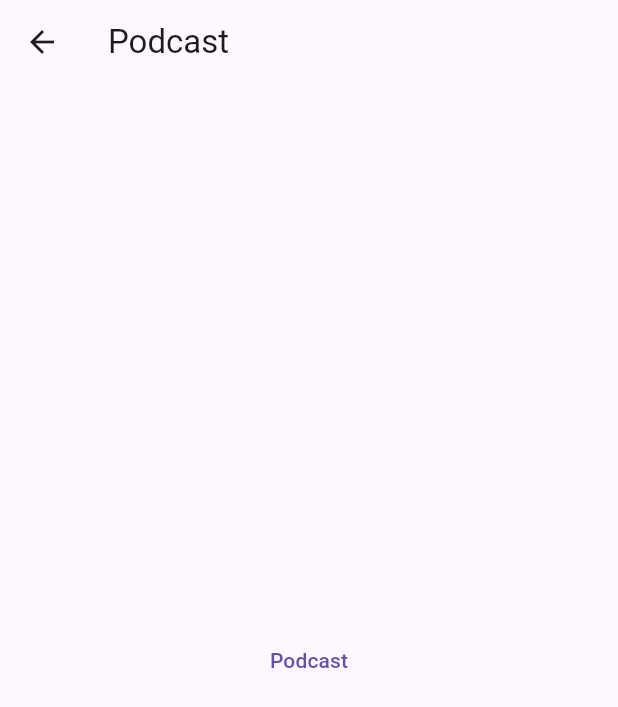
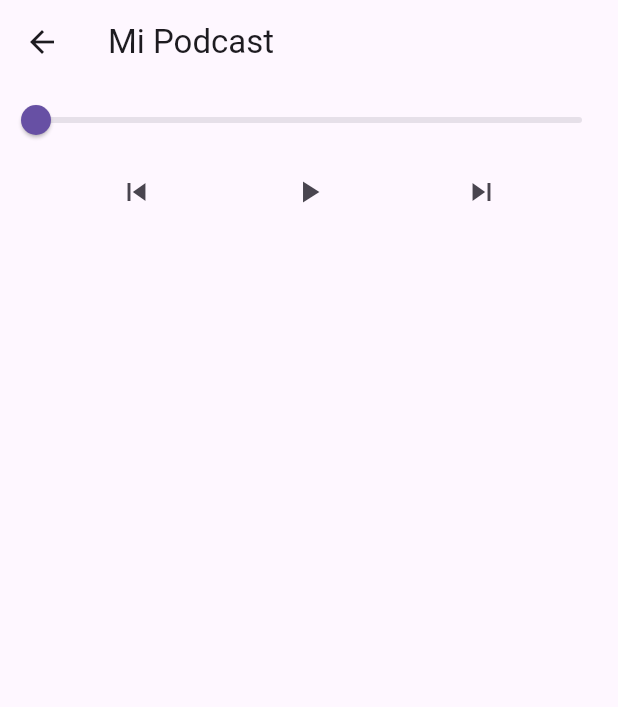
Before and after one commit to YMEZA97/examen1_ceutec, a Flutter app: the PodcastUi screen opened by its route, on a phone screen of 412 x 824 dp. Shown: the top 707 px of the screen. Run offline on Flutter 3.47's test engine with Material 3 defaults, Android fonts, the phone set to English and light mode, and no system bars; our stand-ins replace audioplayers, go_router.

Commit message:
Update Podcast

```diff
--- a/lib/pages/currency/currency_ui.dart
+++ b/lib/pages/currency/currency_ui.dart
@@ -44,7 +44,7 @@ class _CurrencyUiState extends State<CurrencyUi> {
               padding: const EdgeInsets.all(16).copyWith(bottom: 30),
               child:const Text(
                 "Seleccione la Moneda",
-                style: const TextStyle(fontSize: 34),
+                style: TextStyle(fontSize: 34),
               ),
             ),
 
@@ -87,7 +87,7 @@ class _CurrencyUiState extends State<CurrencyUi> {
             const SizedBox(height: 50),
           const Text(
               "Resultado:",
-              style: const TextStyle(fontSize: 30),
+              style: TextStyle(fontSize: 30),
             ),
 
    const SizedBox(height: 50),
--- a/lib/pages/news/widget/cards.dart
+++ b/lib/pages/news/widget/cards.dart
@@ -45,7 +45,7 @@ class Cards extends StatelessWidget {
                 style: const TextStyle(fontSize: 12),
               ),
             ),
-            ButtonBar(
+            OverflowBar(
               alignment: MainAxisAlignment.start,
               children: [
                 TextButton.icon(
--- a/lib/pages/podcast/podcast_ui.dart
+++ b/lib/pages/podcast/podcast_ui.dart
@@ -1,26 +1,71 @@
 import 'package:flutter/material.dart';
+import 'package:audioplayers/audioplayers.dart';
 
 class PodcastUi extends StatefulWidget {
   const PodcastUi({super.key});
-
   @override
-  State<PodcastUi> createState() => _PodcastUiState();
+   State<PodcastUi> createState() => _PodcastUiState();
 }
 
 class _PodcastUiState extends State<PodcastUi> {
+  final AudioPlayer _player = AudioPlayer();
+  bool _isPlaying = false;
+  double _progress = 0;
+
   @override
   Widget build(BuildContext context) {
     return Scaffold(
       appBar: AppBar(
-        title: const Text('Podcast'),
+        title: const Text('Mi Podcast'),
       ),
-      body: Center(
-        child: TextButton(
-          onPressed: () {},
-          child: const Text(
-            "Podcast",
+      body: Column(
+        children: [
+          // Barra de progreso
+          Slider(
+            value: _progress,
+            onChanged: (value) {
+              setState(() {
+                _progress = value;
+                _player.seek(Duration(seconds: value.toInt()));
+              });
+            },
+            min: 0.0,
+            max: 1.0,
           ),
-        ),
+          // Controles de reproducción
+          Row(
+            mainAxisAlignment: MainAxisAlignment.spaceEvenly,
+            children: [
+              IconButton(
+                icon: const Icon(Icons.skip_previous),
+                onPressed: () {
+                  // Implementar lógica para saltar al episodio anterior
+                },
+              ),
+              IconButton(
+                icon: Icon(_isPlaying ? Icons.pause : Icons.play_arrow),
+                onPressed: () async {
+                  if (_isPlaying) {
+                    await _player.pause();
+                  } else {
+
+                  }
+                  setState(() {
+                    _isPlaying = !_isPlaying;
+                  });
+                },
+              ),
+              IconButton(
+                icon: const Icon(Icons.skip_next),
+                onPressed: () {
+                  // Implementar lógica para saltar al siguiente episodio
+                },
+              ),
+            ],
+          ),
+          // Información del episodio (título, descripción, etc.)
+          // ...
+        ],
       ),
     );
   }
--- a/pubspec.yaml
+++ b/pubspec.yaml
@@ -7,6 +7,7 @@ environment:
   sdk: '>=3.4.3 <4.0.0'
 
 dependencies:
+  audioplayers: ^6.1.0
   flutter:
     sdk: flutter
   go_router: ^14.2.3
```
Also changed, not shown: pubspec.lock, 5 other files.
